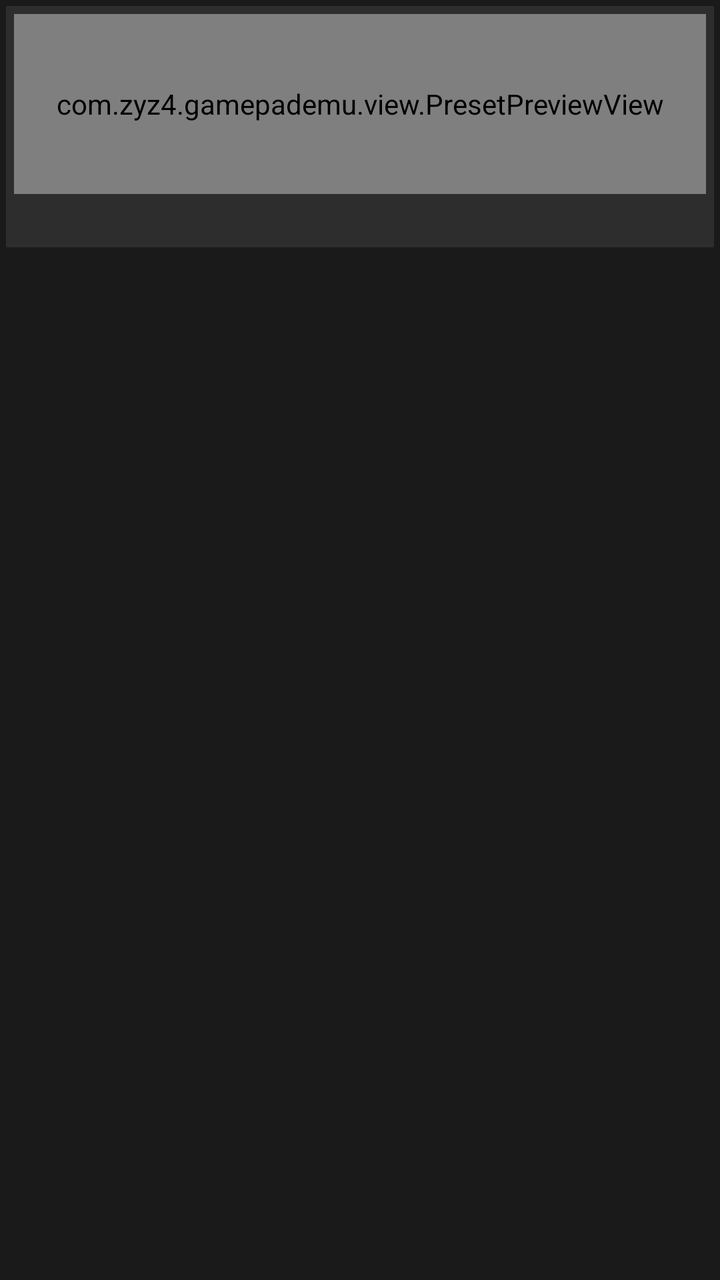
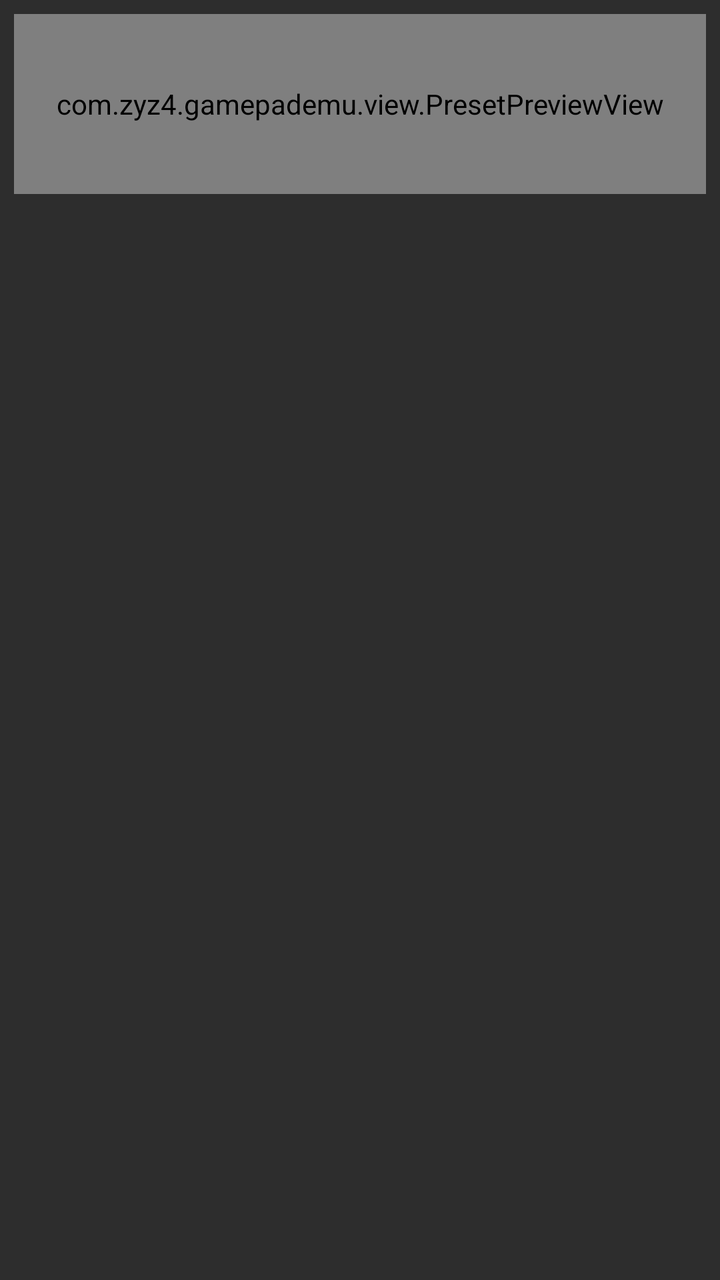

An Android layout rendered at two revisions. The XML below is the earlier revision; the diff shows what the commit changed to produce the second picture.
<!-- AndroidManifest.xml: application theme Theme.GamepadEmu -->
<!-- res/layout/item_preset_card.xml -->
<?xml version="1.0" encoding="utf-8"?>
<LinearLayout xmlns:android="http://schemas.android.com/apk/res/android"
    android:layout_width="match_parent"
    android:layout_height="wrap_content"
    android:orientation="vertical"
    android:padding="3dp">

    <FrameLayout
        android:id="@+id/cardBackground"
        android:layout_width="match_parent"
        android:layout_height="wrap_content"
        android:background="@drawable/bg_chip"
        android:padding="4dp">

        <LinearLayout
            android:layout_width="match_parent"
            android:layout_height="wrap_content"
            android:orientation="vertical">

            <com.zyz4.gamepademu.view.PresetPreviewView
                android:id="@+id/presetPreview"
                android:layout_width="match_parent"
                android:layout_height="90dp"
                android:background="#FF1A1A1A" />

            <TextView
                android:id="@+id/presetName"
                android:layout_width="match_parent"
                android:layout_height="wrap_content"
                android:gravity="center"
                android:textColor="@color/text_primary"
                android:textSize="11sp"
                android:paddingVertical="4dp"
                android:maxLines="1"
                android:ellipsize="end" />
        </LinearLayout>
    </FrameLayout>
</LinearLayout>
<!-- resources referenced by this layout -->
<resources>
  <color name="text_primary">#FFFFFFFF</color>
  <!-- drawable bg_chip (drawable) -->
  <?xml version="1.0" encoding="utf-8"?>
  <shape xmlns:android="http://schemas.android.com/apk/res/android">
      <solid android:color="#FF2D2D2D" />
  </shape>
  <style name="Theme.GamepadEmu" parent="android:Theme.Material.NoActionBar">
          <item name="android:statusBarColor">@android:color/transparent</item>
          <item name="android:navigationBarColor">@android:color/transparent</item>
          <item name="android:windowFullscreen">true</item>
          <item name="android:windowNoTitle">true</item>
          <item name="android:windowBackground">@color/bg_dark</item>
      </style>
  <color name="bg_dark">#FF1A1A1A</color>
</resources>

<!-- the commit's change to res/layout/item_preset_card.xml (unified diff, before → after) -->
@@ -1,38 +1,26 @@
 <?xml version="1.0" encoding="utf-8"?>
 <LinearLayout xmlns:android="http://schemas.android.com/apk/res/android"
+    android:id="@+id/cardBackground"
     android:layout_width="match_parent"
     android:layout_height="wrap_content"
     android:orientation="vertical"
-    android:padding="3dp">
+    android:background="@drawable/bg_chip"
+    android:padding="7dp">
 
-    <FrameLayout
-        android:id="@+id/cardBackground"
+    <com.zyz4.gamepademu.view.PresetPreviewView
+        android:id="@+id/presetPreview"
+        android:layout_width="match_parent"
+        android:layout_height="90dp"
+        android:background="#FF1A1A1A" />
+
+    <TextView
+        android:id="@+id/presetName"
         android:layout_width="match_parent"
         android:layout_height="wrap_content"
-        android:background="@drawable/bg_chip"
-        android:padding="4dp">
-
-        <LinearLayout
-            android:layout_width="match_parent"
-            android:layout_height="wrap_content"
-            android:orientation="vertical">
-
-            <com.zyz4.gamepademu.view.PresetPreviewView
-                android:id="@+id/presetPreview"
-                android:layout_width="match_parent"
-                android:layout_height="90dp"
-                android:background="#FF1A1A1A" />
-
-            <TextView
-                android:id="@+id/presetName"
-                android:layout_width="match_parent"
-                android:layout_height="wrap_content"
-                android:gravity="center"
-                android:textColor="@color/text_primary"
-                android:textSize="11sp"
-                android:paddingVertical="4dp"
-                android:maxLines="1"
-                android:ellipsize="end" />
-        </LinearLayout>
-    </FrameLayout>
+        android:gravity="center"
+        android:textColor="@color/text_primary"
+        android:textSize="11sp"
+        android:paddingVertical="4dp"
+        android:maxLines="1"
+        android:ellipsize="end" />
 </LinearLayout>
